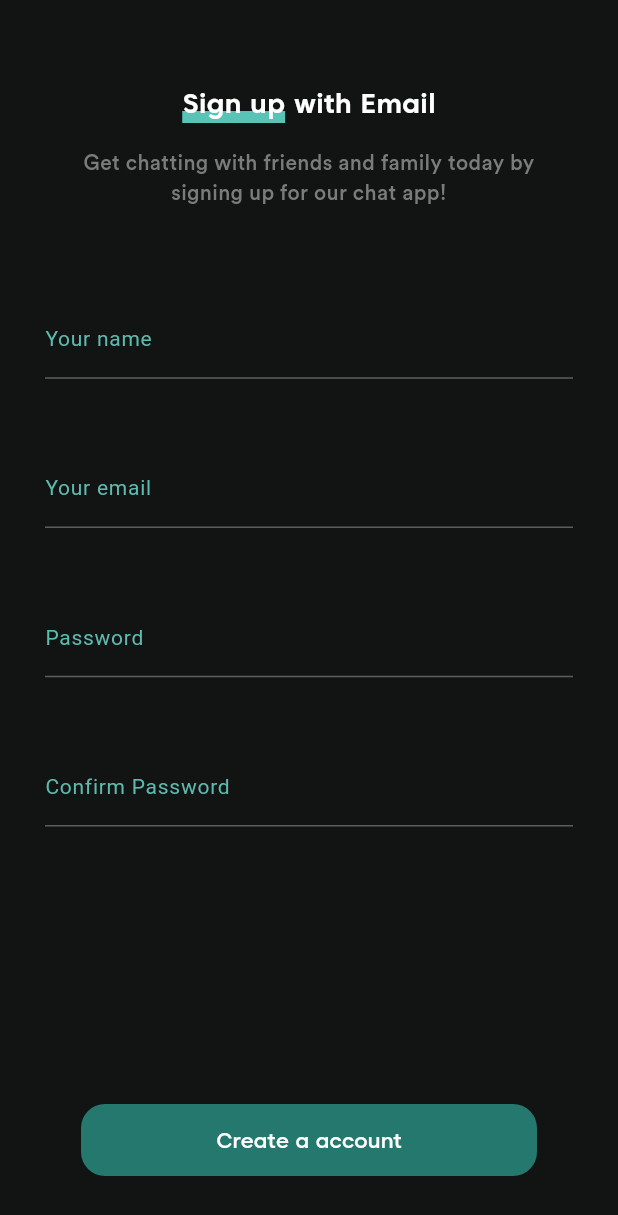
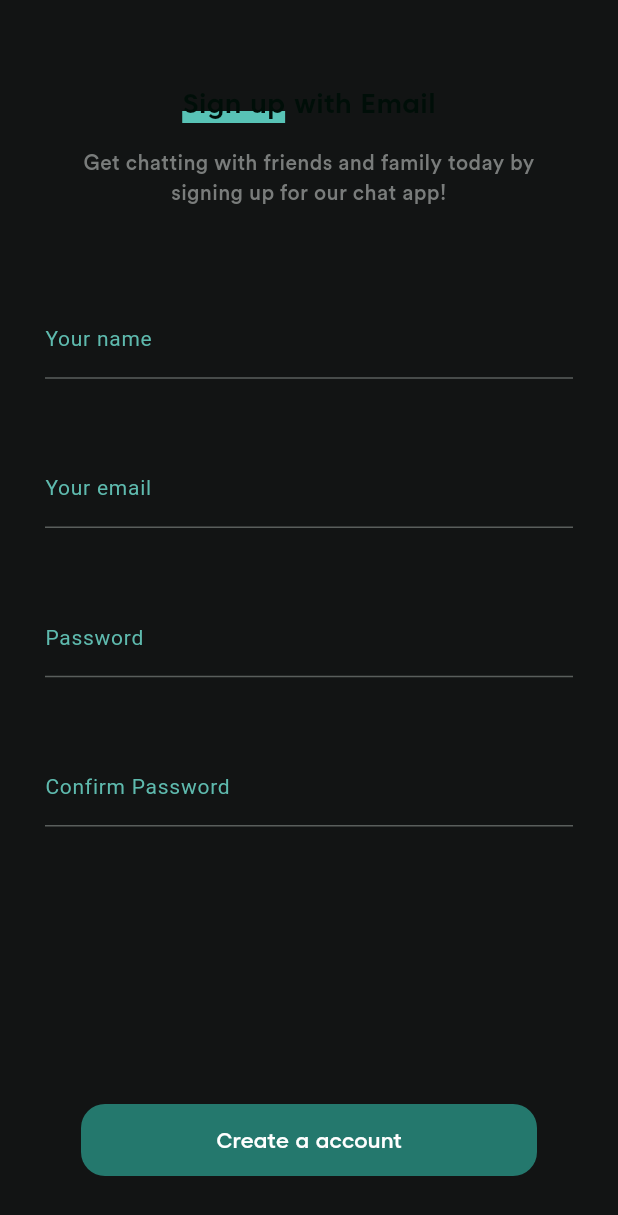
Before and after one commit to RodrigoUchoa001/chat-app, a Flutter app: the SignupScreen screen opened by its route, on a phone screen of 412 x 824 dp. Shown: the top 1215 px of the screen. Run offline on Flutter 3.47's test engine with Material 3 defaults, Android fonts, the light colour scheme and no system bars; our stand-ins replace cloud_firestore, dotted_border, email_validator, firebase_auth, firebase_core, flutter_riverpod and 7 more; accounts and stored records are empty; generated files the repository leaves out were written again; network calls fail.

Commit message:
auth title widget now gets the color from the selected theme

```diff
--- a/lib/features/auth/presentation/widgets/auth_title.dart
+++ b/lib/features/auth/presentation/widgets/auth_title.dart
@@ -31,9 +31,7 @@ class AuthTitle extends ConsumerWidget {
             Text(
               title1,
               textAlign: TextAlign.center,
-              style: TextStyle(
-                color: Colors.white,
-                fontFamily: FontFamily.caros,
+              style: Theme.of(context).textTheme.bodyMedium!.copyWith(
                     fontSize: 18,
                     fontWeight: FontWeight.bold,
                   ),
@@ -44,9 +42,7 @@ class AuthTitle extends ConsumerWidget {
         Text(
           title2,
           textAlign: TextAlign.center,
-          style: TextStyle(
-            color: Colors.white,
-            fontFamily: FontFamily.caros,
+          style: Theme.of(context).textTheme.bodyMedium!.copyWith(
                 fontSize: 18,
                 fontWeight: FontWeight.bold,
               ),
```
Lines whose indentation alone changed are shown as unchanged.
